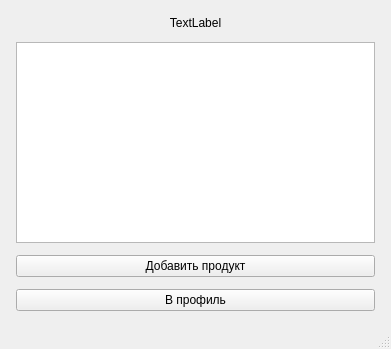
Before: the Qt Designer form Screens/table_data.ui in tebik44/Delivery_app, drawn with Qt 5.
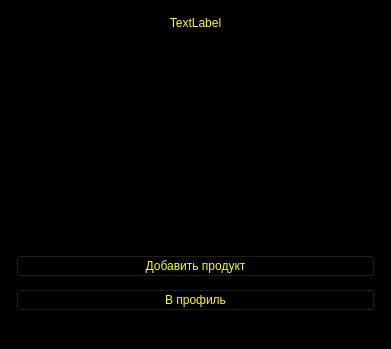
After: the same form once the commit is applied.

```diff
--- a/Screens/table_data.ui
+++ b/Screens/table_data.ui
@@ -13,6 +13,12 @@
   <property name="windowTitle">
    <string>MainWindow</string>
   </property>
+  <property name="styleSheet">
+   <string notr="true">background-color: black;
+color: yellow;
+
+</string>
+  </property>
   <widget class="QWidget" name="centralwidget">
    <layout class="QVBoxLayout" name="verticalLayout">
     <property name="spacing">
@@ -38,7 +44,13 @@
      </widget>
     </item>
     <item>
-     <widget class="QTableView" name="tableView"/>
+     <widget class="QTableView" name="tableView">
+      <property name="styleSheet">
+       <string notr="true">QHeaderView::section {
+    background-color: black; /* Здесь вы можете установить цвет, который вам нравится */
+}</string>
+      </property>
+     </widget>
     </item>
     <item>
      <layout class="QHBoxLayout" name="horizontalLayout">
```
